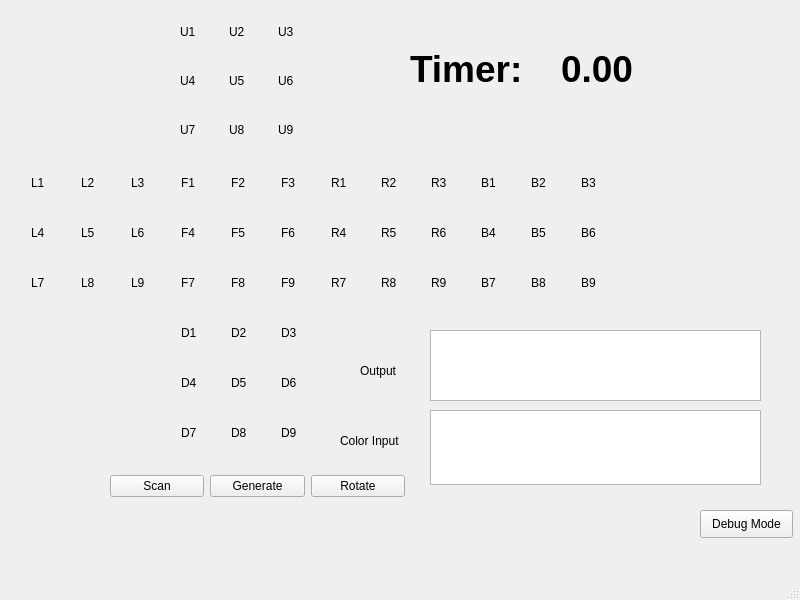
Before: the Qt Designer form Cube_display/mainwindow.ui in Hzhang11/SeniorDesign, drawn with Qt 5.
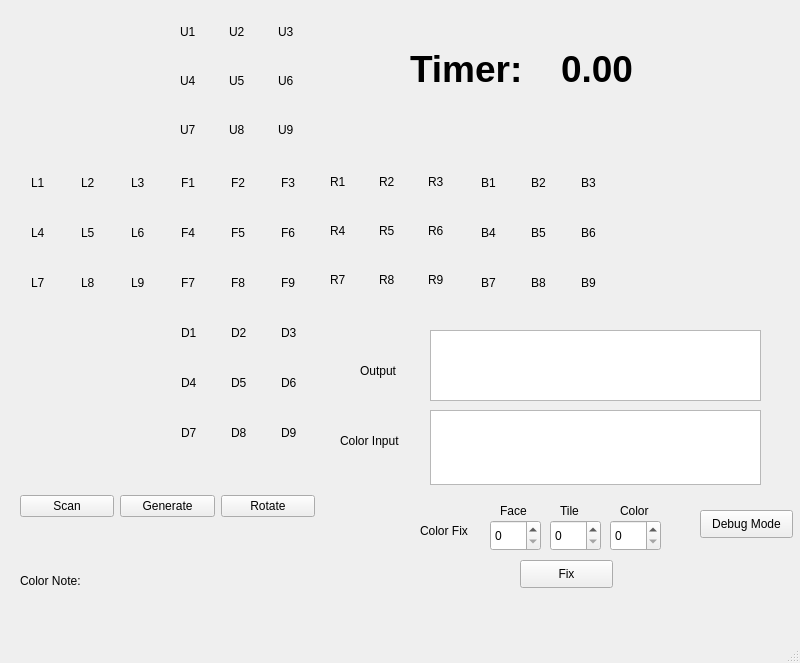
After: the same form once the commit is applied.

What changed in the file:
```diff
--- a/Cube_display/mainwindow.ui
+++ b/Cube_display/mainwindow.ui
@@ -7,7 +7,7 @@
     <x>0</x>
     <y>0</y>
     <width>800</width>
-    <height>600</height>
+    <height>663</height>
    </rect>
   </property>
   <property name="windowTitle">
@@ -447,8 +447,8 @@
    <widget class="QWidget" name="layoutWidget">
     <property name="geometry">
      <rect>
-      <x>110</x>
-      <y>470</y>
+      <x>20</x>
+      <y>490</y>
       <width>295</width>
       <height>33</height>
      </rect>
@@ -914,8 +914,8 @@
      <rect>
       <x>330</x>
       <y>160</y>
-      <width>145</width>
-      <height>145</height>
+      <width>141</width>
+      <height>141</height>
      </rect>
     </property>
     <layout class="QGridLayout" name="cube_right_layout">
@@ -1404,6 +1404,120 @@
      <string>Debug Mode</string>
     </property>
    </widget>
+   <widget class="QLabel" name="label_4">
+    <property name="geometry">
+     <rect>
+      <x>420</x>
+      <y>520</y>
+      <width>66</width>
+      <height>21</height>
+     </rect>
+    </property>
+    <property name="text">
+     <string>Color Fix</string>
+    </property>
+   </widget>
+   <widget class="QPushButton" name="fixButton">
+    <property name="geometry">
+     <rect>
+      <x>520</x>
+      <y>560</y>
+      <width>93</width>
+      <height>28</height>
+     </rect>
+    </property>
+    <property name="text">
+     <string>Fix</string>
+    </property>
+   </widget>
+   <widget class="QSpinBox" name="faceSpinBox">
+    <property name="geometry">
+     <rect>
+      <x>490</x>
+      <y>520</y>
+      <width>51</width>
+      <height>31</height>
+     </rect>
+    </property>
+    <property name="maximum">
+     <number>6</number>
+    </property>
+   </widget>
+   <widget class="QSpinBox" name="tileSpinBox">
+    <property name="geometry">
+     <rect>
+      <x>550</x>
+      <y>520</y>
+      <width>51</width>
+      <height>31</height>
+     </rect>
+    </property>
+    <property name="maximum">
+     <number>8</number>
+    </property>
+   </widget>
+   <widget class="QLabel" name="label_5">
+    <property name="geometry">
+     <rect>
+      <x>500</x>
+      <y>500</y>
+      <width>41</width>
+      <height>21</height>
+     </rect>
+    </property>
+    <property name="text">
+     <string>Face</string>
+    </property>
+   </widget>
+   <widget class="QLabel" name="label_6">
+    <property name="geometry">
+     <rect>
+      <x>560</x>
+      <y>500</y>
+      <width>41</width>
+      <height>21</height>
+     </rect>
+    </property>
+    <property name="text">
+     <string>Tile</string>
+    </property>
+   </widget>
+   <widget class="QSpinBox" name="colorSpinBox">
+    <property name="geometry">
+     <rect>
+      <x>610</x>
+      <y>520</y>
+      <width>51</width>
+      <height>31</height>
+     </rect>
+    </property>
+   </widget>
+   <widget class="QLabel" name="label_7">
+    <property name="geometry">
+     <rect>
+      <x>620</x>
+      <y>500</y>
+      <width>41</width>
+      <height>21</height>
+     </rect>
+    </property>
+    <property name="text">
+     <string>Color</string>
+    </property>
+   </widget>
+   <widget class="QLabel" name="label_8">
+    <property name="geometry">
+     <rect>
+      <x>20</x>
+      <y>570</y>
+      <width>401</width>
+      <height>21</height>
+     </rect>
+    </property>
+    <property name="text">
+     <string>Color Note: </string>
+    </property>
+   </widget>
   </widget>
   <widget class="QMenuBar" name="menubar">
    <property name="geometry">
```
Left out of the diff: 2 changed lines with no effect on the pictures.
